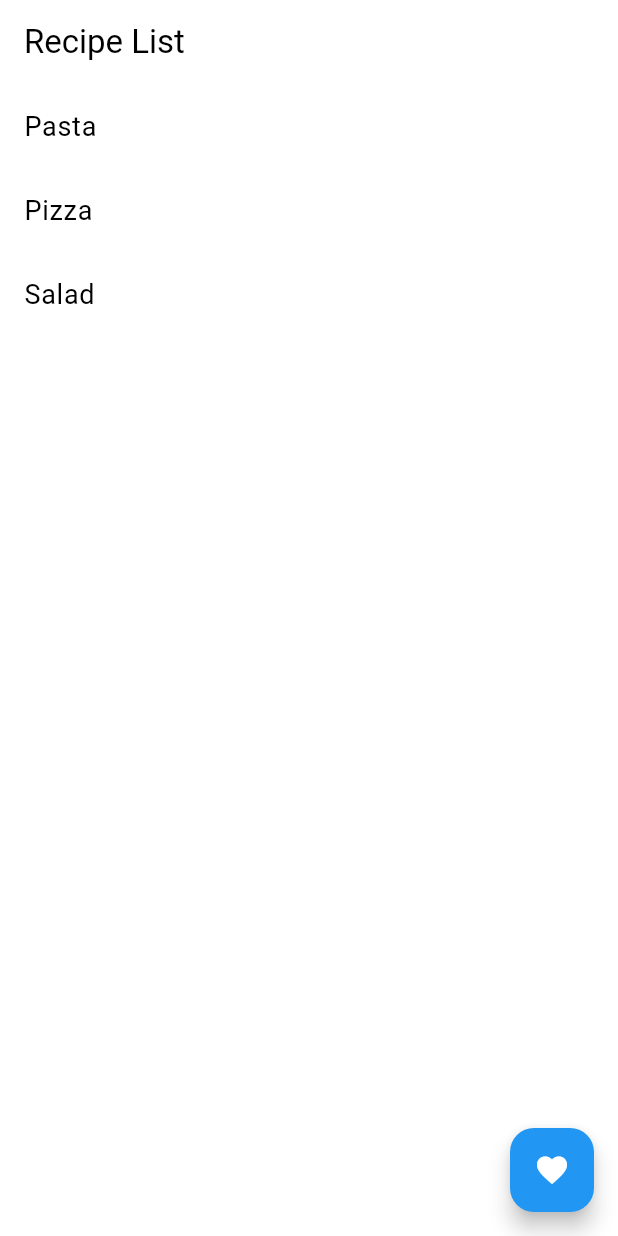
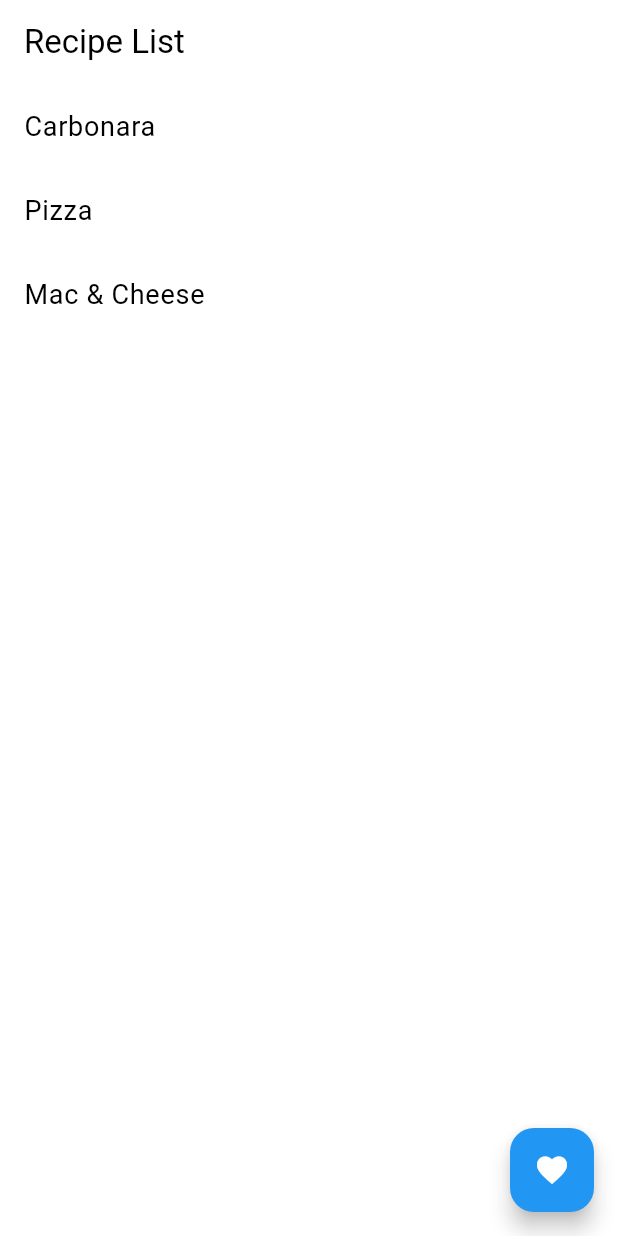
Before and after one commit to sri-haneesha/CW2, a Flutter app: the screen it shows after launch, on a phone screen of 412 x 824 dp. Run offline on Flutter 3.47's test engine with Material 3 defaults, Android fonts, the phone set to English and light mode, and no system bars.

Commit message:
Update home_screen.dart

```diff
--- a/lib/home_screen.dart
+++ b/lib/home_screen.dart
@@ -10,33 +10,33 @@ class HomeScreen extends StatefulWidget {
 class _HomeScreenState extends State<HomeScreen> {
   final List<Map<String, dynamic>> recipes = [
     {
-      'name': 'Pasta',
-      'ingredients': [
-        '200g Pasta',
-        '2 tbsp Olive Oil',
-        '1 Onion',
-        '2 Garlic Cloves',
-        '100g Parmesan Cheese'
+      'name': 'Carbonara',
+      'Ingredients': [
+        'Spaghetti',
+        'Salt',
+        'Egg',
+        'Pepper',
+        'Parmigiano Reggiano'
       ],
     },
     {
       'name': 'Pizza',
-      'ingredients': [
-        '500g Dough',
-        '200g Tomato Sauce',
-        '150g Mozzarella',
-        '1 tbsp Olive Oil',
-        '1 tsp Oregano'
+      'Ingredients': [
+        'Dough',
+        'Favourite Sauce',
+        'Favourite Cheese',
+        'Olive Oil',
+        'Oregano'
       ],
     },
     {
-      'name': 'Salad',
-      'ingredients': [
-        '100g Lettuce',
-        '50g Feta Cheese',
-        '10 Olives',
-        '1 tbsp Olive Oil',
-        '1 tsp Vinegar'
+      'name': 'Mac & Cheese',
+      'Ingredients': [
+        'Elbow Macaroni',
+        'Butter',
+        'Milk',
+        'Cheese',
+        'Salt & Pepper'
       ],
     },
   ];
```
